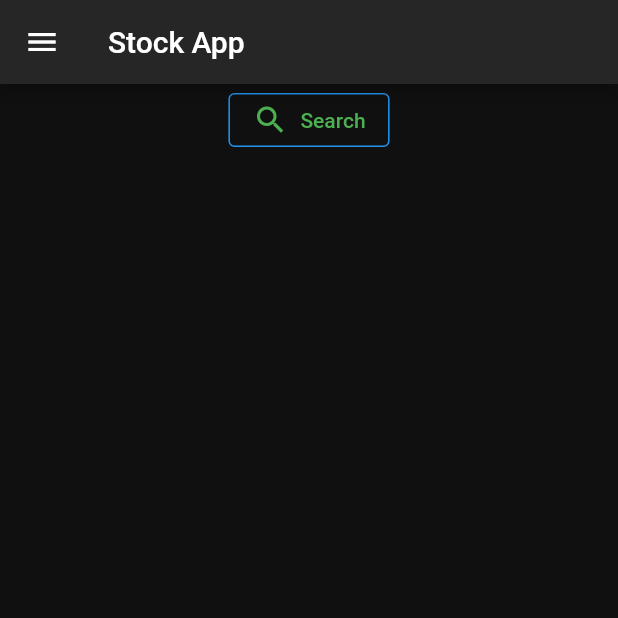
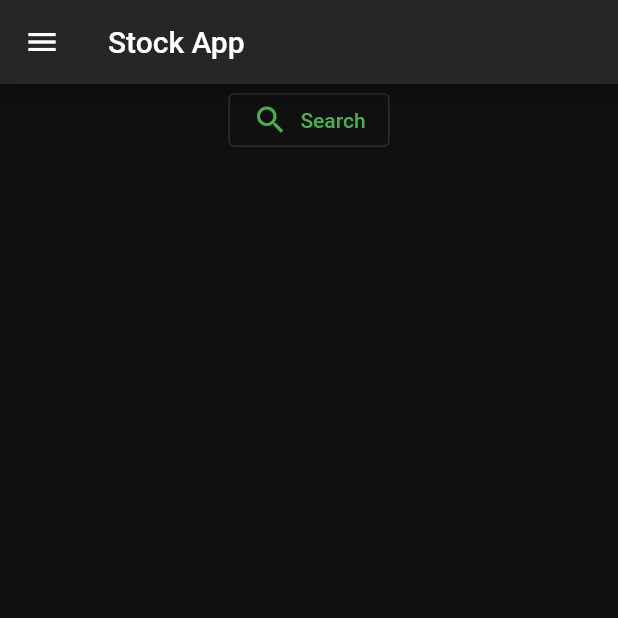
Before and after one commit to sachins602/flutter-nepse-stockapp, a Flutter app: the ScaffoldWidgetForIndividualCompanyDetail screen opened by its route, on a phone screen of 412 x 824 dp, the top half of it. Run offline on Flutter 3.47's test engine with Material 2 defaults, Android fonts, the phone set to English and light mode, and no system bars; our stand-ins replace cloud_firestore, firebase_auth, firebase_core, flutter_typeahead, fluttertoast, get and 1 more; accounts and stored records are empty.

Commit message:
more changes

```diff
--- a/lib/main.dart
+++ b/lib/main.dart
@@ -471,35 +471,59 @@ class _ScaffoldWidgetForIndividualCompanyDetailState
             label: Text('Search'),
             icon: Icon(Icons.search),
             style: OutlinedButton.styleFrom(
-                primary: Colors.green, side: BorderSide(color: Colors.blue)),
-            onPressed: () async {
-              final finalResult = await showSearch(
-                  context: context, delegate: NameSearch(names: names));
-              setState(() {
-                selectedPlace = finalResult!;
-              });
-              // url = 'http://10.0.2.2:5000/company/$selectedPlace';
+                primary: Colors.green,
+                side: BorderSide(color: Colors.blueGrey.shade900)),
+            onPressed: () {
+              Navigator.push(
+                  context,
+                  MaterialPageRoute(
+                      builder: (context) =>
+                          SearchResultsContainer(suggestions: selectedPlace)));
             },
           ),
           if (selectedPlace == '')
             Container()
           else
             Container(
-              height: 250,
-              width: 320,
               padding: EdgeInsets.only(left: 50, top: 80),
-              child: RaisedButton(
+              child: OutlinedButton.icon(
 
-                color: Colors.blue,
-                child: Text("PRESS HERE FOR DETAILS OF " + selectedPlace),
-                onPressed: () {
-                  Navigator.push(
-                      context,
-                      MaterialPageRoute(
-                          builder: (context) => SearchResultsContainer(
-                              suggestions: selectedPlace)));
+                label: Text(
+                  "PRESS HERE FOR DETAILS OF " + selectedPlace,
+                  style: TextStyle(
+                    color: Colors.white,
+                  ),
+                ),
+                icon: Icon(Icons.search),
+                style: OutlinedButton.styleFrom(
+                    primary: Colors.green,
+                    side: BorderSide(color: Colors.blueGrey.shade900)),
+                onPressed: () async {
+                  final finalResult = await showSearch(
+                      context: context, delegate: NameSearch(names: names));
+                  setState(() {
+                    selectedPlace = finalResult!;
+                  });
                 },
               ),
+
+              // ElevatedButton(
+              //   autofocus: true,
+              //   child: Container(
+              //     color: Color(0xFF162026),
+              //     child: Text("PRESS HERE FOR DETAILS OF " + selectedPlace,
+              //     style: TextStyle(
+              //       color: Colors.white,
+              //     ),),
+              //   ),
+              //   onPressed: () {
+              //     Navigator.push(
+              //         context,
+              //         MaterialPageRoute(
+              //             builder: (context) => SearchResultsContainer(
+              //                 suggestions: selectedPlace)));
+              //   },
+              // ),
             ),
 
           // Container(
```
